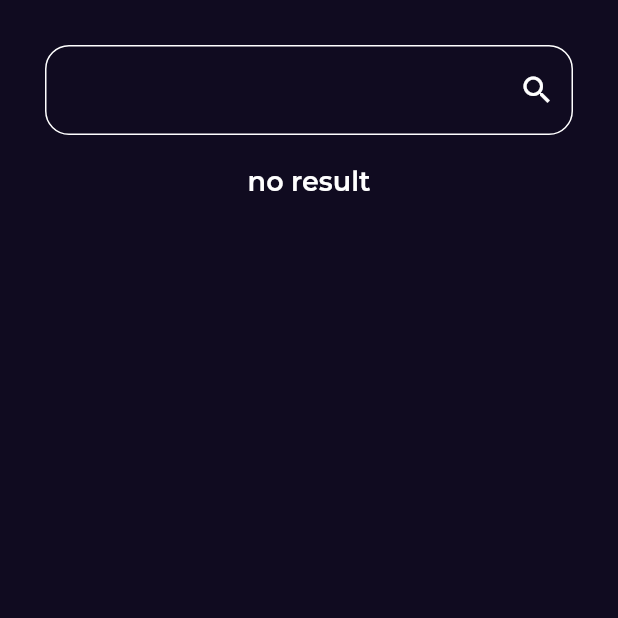
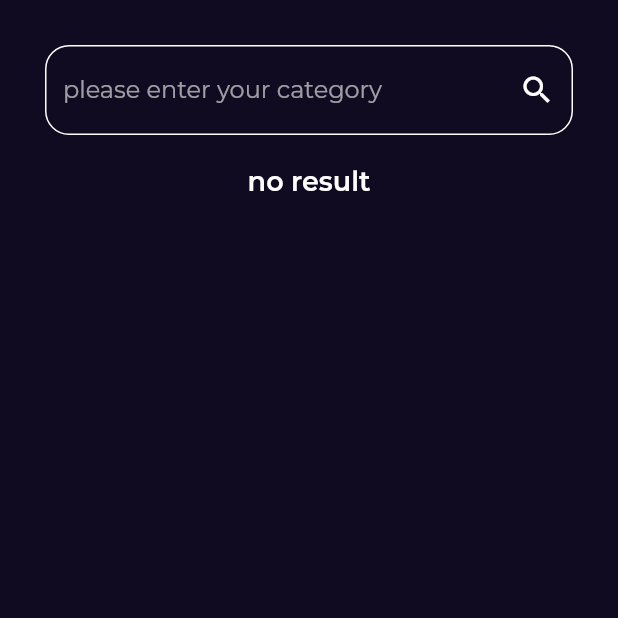
Before and after one commit to AhmedGamalxp/freebook_app, a Flutter app: the screen it shows after launch, after a tap on an icon or button, on a phone screen of 412 x 824 dp, the top half of it. Run offline on Flutter 3.47's test engine with Material 2 defaults, Android fonts, the phone set to English and light mode, and no system bars; our stand-ins replace bloc, cached_network_image, dartz, dio, flutter_bloc, flutter_svg and 3 more; network calls fail.

Commit message:
adding some issues to search feature

```diff
--- a/lib/features/home/data/repos/home_repo_impl.dart
+++ b/lib/features/home/data/repos/home_repo_impl.dart
@@ -33,7 +33,7 @@ class HomeRepoEmpl implements HomeRepo {
   Future<Either<Failure, List<BookModel>>> fetchFeaturedBooks() async {
     try {
       var data = await apiServices.get(
-          endPoint: 'volumes?Filtering=free-ebooks&q=intitle:programming');
+          endPoint: 'volumes?Filtering=free-ebooks&q=subject:programming');
       List<BookModel> books = [];
       for (var item in data['items']) {
         books.add(BookModel.fromJson(item));
--- a/lib/features/search/data/repos/search_repo_impl.dart
+++ b/lib/features/search/data/repos/search_repo_impl.dart
@@ -13,7 +13,7 @@ class SearchRepoImpl implements SearchRepo {
       {required String category}) async {
     try {
       var data = await apiServices.get(
-          endPoint: 'volumes?Filtering=free-ebooks&q=subject:$category');
+          endPoint: 'volumes?Filtering=free-ebooks&q=intitle:$category');
       List<BookModel> books = [];
       for (var item in data['items']) {
         books.add(BookModel.fromJson(item));
--- a/lib/features/search/presentation/views/widgets/search_listview.dart
+++ b/lib/features/search/presentation/views/widgets/search_listview.dart
@@ -1,6 +1,7 @@
 import 'package:flutter/material.dart';
 import 'package:flutter_bloc/flutter_bloc.dart';
 import 'package:freebook_app/core/utils/styles.dart';
+import 'package:freebook_app/core/widgets/custom_indicator.dart';
 import 'package:freebook_app/core/widgets/error_widget.dart';
 import 'package:freebook_app/features/search/presentation/manager/search_cubit/search_cubit.dart';
 import 'package:freebook_app/features/search/presentation/views/widgets/search_item.dart';
@@ -34,6 +35,8 @@ class _SearchListViewState extends State<SearchListView> {
           );
         } else if (state is SearchFailure) {
           return CustomErorrWidget(errMassage: state.errMassage);
+        } else if (state is SearchLoading) {
+          return const CustomIndicator();
         } else {
           return const Column(
             children: [
--- a/lib/features/search/presentation/views/widgets/search_textformfield.dart
+++ b/lib/features/search/presentation/views/widgets/search_textformfield.dart
@@ -10,6 +10,7 @@ class CustomFormField extends StatelessWidget {
       onFieldSubmitted: onSubmitted,
       cursorColor: Colors.white,
       decoration: InputDecoration(
+        hintText: 'please enter your category',
         suffixIcon: GestureDetector(
           onTap: iconTap,
           child: const Icon(Icons.search),
```
